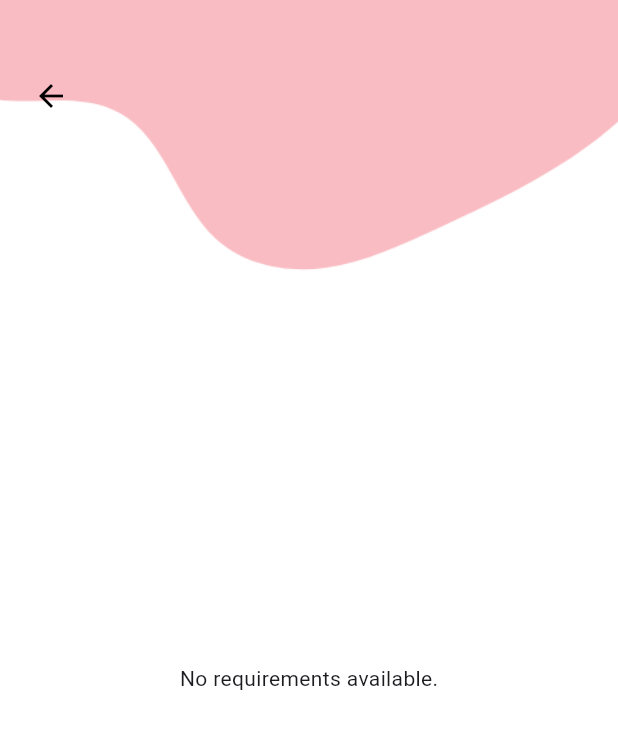
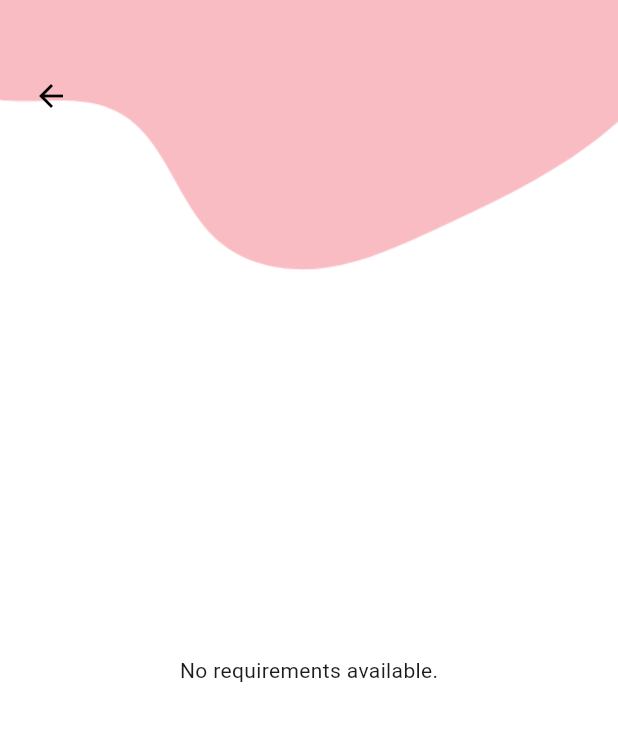
Before and after one commit to IsvaShahzad/CharmedHomeServices, a Flutter app: the screen it shows after launch, in the side drawer, after a tap on "View posted requirements", on a phone screen of 412 x 824 dp. Shown: the top 729 px of the screen. Run offline on Flutter 3.47's test engine with Material 3 defaults, Android fonts, the phone set to English and light mode, and no system bars; our stand-ins replace badges, cloud_firestore, confetti, firebase_auth, firebase_core, firebase_storage and 5 more; missing offline and left inert: firebase_app_check, translator; accounts and stored records are empty; project files that could hold a hidden picture were left out.

Commit message:
functions done

```diff
--- a/lib/Consumer_Screens/cart_screen.dart
+++ b/lib/Consumer_Screens/cart_screen.dart
@@ -28,10 +28,10 @@ class _Cart_ScreenState extends State<Cart_Screen> {
     return Container(
         decoration: BoxDecoration(
             image: DecorationImage(
-                image: AssetImage("assets/images/pastel.png"),
+                image: AssetImage("assets/images/page5.png"),
                 fit: BoxFit.cover)),
         child: Scaffold(
-            backgroundColor: Colors.white,
+            backgroundColor: Colors.transparent,
             appBar: AppBar(
               elevation: 13,
               shape: RoundedRectangleBorder(
--- a/lib/Consumer_Screens/posted_required_screen.dart
+++ b/lib/Consumer_Screens/posted_required_screen.dart
@@ -36,7 +36,7 @@ class RequirementsDisplayScreen extends StatelessWidget {
             Positioned.fill(
               child: Column(
                 children: [
-                  SizedBox(height: 80), // Add space above the GridView
+                  SizedBox(height: 70), // Add space above the GridView
                   Expanded(
                     child: StreamBuilder<QuerySnapshot>(
                       stream: FirebaseFirestore.instance.collection('AddRequirements').snapshots(),
```
Also changed, not shown: lib/seller/seller_checkout/seller_cartscreen.dart (+6 -4 lines).
